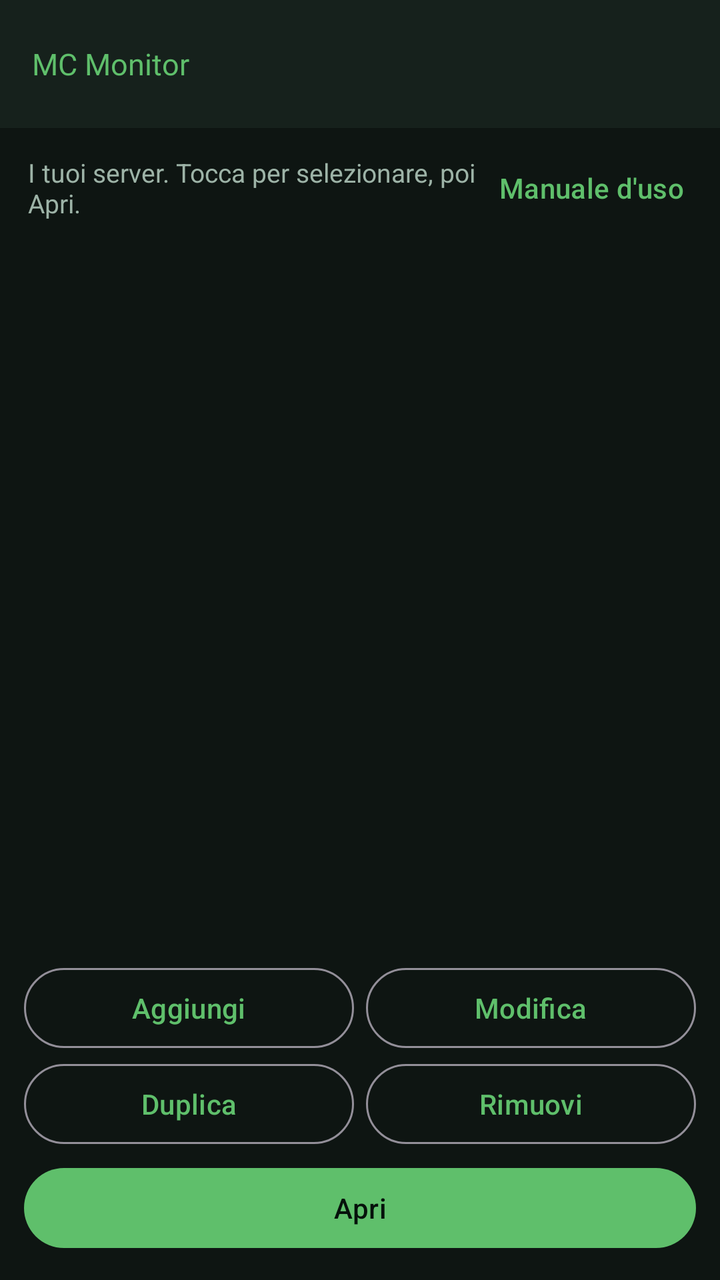
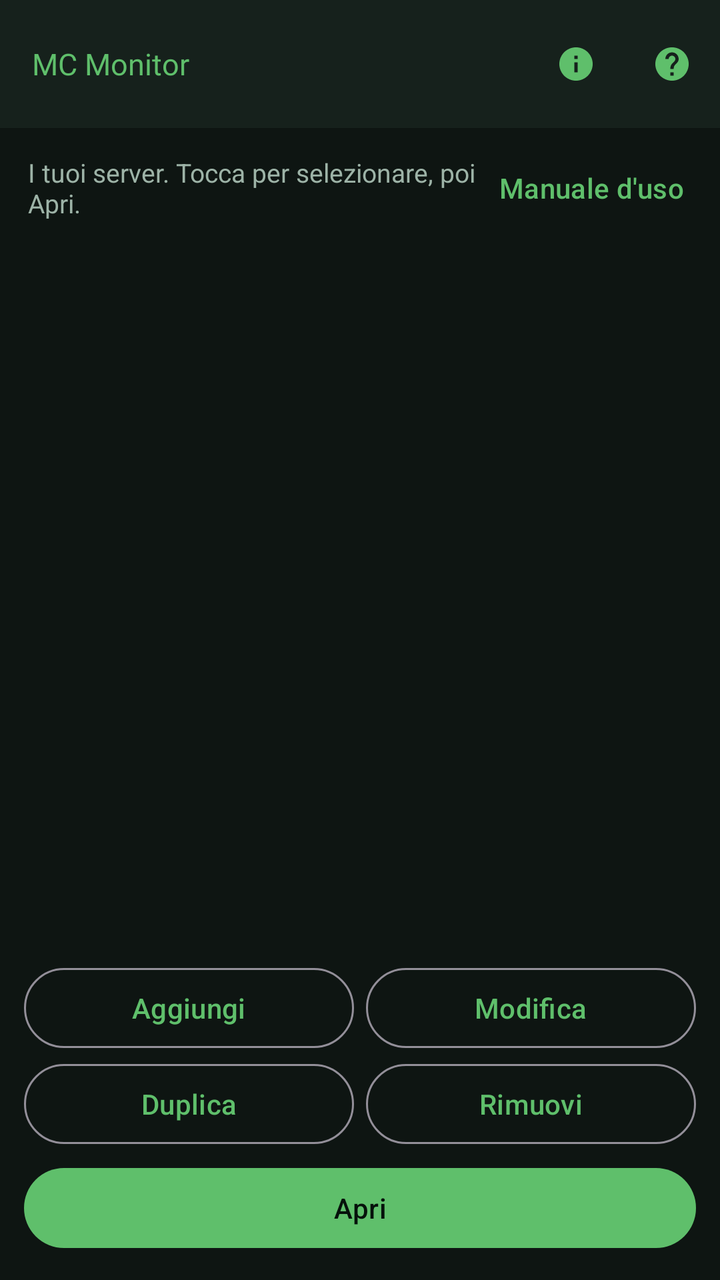

The first picture is an Android layout as it rendered before a commit; the second is the same layout after the commit. The layout source and the unified diff follow.
<!-- AndroidManifest.xml: application theme Theme.McMonitor -->
<!-- res/layout/activity_servers.xml -->
<?xml version="1.0" encoding="utf-8"?>
<LinearLayout xmlns:android="http://schemas.android.com/apk/res/android"
    xmlns:app="http://schemas.android.com/apk/res-auto"
    android:id="@+id/root"
    android:layout_width="match_parent"
    android:layout_height="match_parent"
    android:background="@color/bg"
    android:orientation="vertical">

    <com.google.android.material.appbar.AppBarLayout
        android:id="@+id/appbar"
        android:layout_width="match_parent"
        android:layout_height="wrap_content"
        android:background="@color/surface">

        <com.google.android.material.appbar.MaterialToolbar
            android:id="@+id/toolbar"
            android:layout_width="match_parent"
            android:layout_height="?attr/actionBarSize">

            <LinearLayout
                android:layout_width="wrap_content"
                android:layout_height="wrap_content"
                android:baselineAligned="true"
                android:orientation="horizontal">

                <TextView
                    android:layout_width="wrap_content"
                    android:layout_height="wrap_content"
                    android:fontFamily="@font/press_start_2p"
                    android:text="@string/app_name"
                    android:textColor="@color/grass"
                    android:textSize="15sp" />

                <TextView
                    android:id="@+id/version"
                    android:layout_width="wrap_content"
                    android:layout_height="wrap_content"
                    android:layout_marginStart="8dp"
                    android:textColor="@color/text_dim"
                    android:textSize="12sp" />
            </LinearLayout>
        </com.google.android.material.appbar.MaterialToolbar>
    </com.google.android.material.appbar.AppBarLayout>

    <include
        android:id="@+id/updateBanner"
        layout="@layout/view_update_banner" />

    <LinearLayout
        android:layout_width="match_parent"
        android:layout_height="wrap_content"
        android:gravity="center_vertical"
        android:orientation="horizontal"
        android:paddingStart="14dp"
        android:paddingTop="6dp"
        android:paddingEnd="6dp"
        android:paddingBottom="6dp">

        <TextView
            android:layout_width="0dp"
            android:layout_height="wrap_content"
            android:layout_weight="1"
            android:text="I tuoi server. Tocca per selezionare, poi Apri."
            android:textColor="@color/text_dim"
            android:textSize="13sp" />

        <com.google.android.material.button.MaterialButton
            android:id="@+id/btnManual"
            style="@style/Widget.Material3.Button.TextButton"
            android:layout_width="wrap_content"
            android:layout_height="wrap_content"
            android:text="Manuale d'uso" />
    </LinearLayout>

    <androidx.core.widget.NestedScrollView
        android:layout_width="match_parent"
        android:layout_height="0dp"
        android:layout_weight="1"
        android:paddingStart="12dp"
        android:paddingEnd="12dp">

        <LinearLayout
            android:id="@+id/list"
            android:layout_width="match_parent"
            android:layout_height="wrap_content"
            android:orientation="vertical" />
    </androidx.core.widget.NestedScrollView>

    <TextView
        android:id="@+id/empty"
        android:layout_width="match_parent"
        android:layout_height="wrap_content"
        android:padding="24dp"
        android:text="Nessun server configurato.\nPremi Aggiungi per crearne uno."
        android:textAlignment="center"
        android:textColor="@color/text_dim"
        android:visibility="gone" />

    <LinearLayout
        android:layout_width="match_parent"
        android:layout_height="wrap_content"
        android:orientation="vertical"
        android:padding="12dp">

        <LinearLayout
            android:layout_width="match_parent"
            android:layout_height="wrap_content"
            android:orientation="horizontal">

            <com.google.android.material.button.MaterialButton
                android:id="@+id/btnAdd"
                style="@style/Widget.Material3.Button.OutlinedButton"
                android:layout_width="0dp"
                android:layout_height="wrap_content"
                android:layout_marginEnd="6dp"
                android:layout_weight="1"
                android:text="Aggiungi" />

            <com.google.android.material.button.MaterialButton
                android:id="@+id/btnEdit"
                style="@style/Widget.Material3.Button.OutlinedButton"
                android:layout_width="0dp"
                android:layout_height="wrap_content"
                android:layout_weight="1"
                android:text="Modifica" />
        </LinearLayout>

        <LinearLayout
            android:layout_width="match_parent"
            android:layout_height="wrap_content"
            android:orientation="horizontal">

            <com.google.android.material.button.MaterialButton
                android:id="@+id/btnClone"
                style="@style/Widget.Material3.Button.OutlinedButton"
                android:layout_width="0dp"
                android:layout_height="wrap_content"
                android:layout_marginEnd="6dp"
                android:layout_weight="1"
                android:text="Duplica" />

            <com.google.android.material.button.MaterialButton
                android:id="@+id/btnRemove"
                style="@style/Widget.Material3.Button.OutlinedButton"
                android:layout_width="0dp"
                android:layout_height="wrap_content"
                android:layout_weight="1"
                android:text="Rimuovi" />
        </LinearLayout>

        <com.google.android.material.button.MaterialButton
            android:id="@+id/btnOpen"
            android:layout_width="match_parent"
            android:layout_height="wrap_content"
            android:layout_marginTop="4dp"
            android:text="Apri" />
    </LinearLayout>
</LinearLayout>
<!-- res/layout/view_update_banner.xml (included above) -->
<?xml version="1.0" encoding="utf-8"?>
<com.google.android.material.card.MaterialCardView xmlns:android="http://schemas.android.com/apk/res/android"
    xmlns:app="http://schemas.android.com/apk/res-auto"
    android:layout_width="match_parent"
    android:layout_height="wrap_content"
    android:layout_margin="10dp"
    android:visibility="gone"
    app:cardBackgroundColor="@color/surface_high"
    app:cardCornerRadius="12dp"
    app:strokeColor="@color/grass"
    app:strokeWidth="1dp">

    <LinearLayout
        android:layout_width="match_parent"
        android:layout_height="wrap_content"
        android:orientation="vertical"
        android:padding="12dp">

        <TextView
            android:id="@+id/updateTitle"
            android:layout_width="match_parent"
            android:layout_height="wrap_content"
            android:textColor="@color/grass"
            android:textSize="14sp"
            android:textStyle="bold" />

        <TextView
            android:id="@+id/updateNotes"
            android:layout_width="match_parent"
            android:layout_height="wrap_content"
            android:layout_marginTop="2dp"
            android:maxLines="4"
            android:textColor="@color/text_dim"
            android:textSize="12sp" />

        <LinearLayout
            android:layout_width="match_parent"
            android:layout_height="wrap_content"
            android:gravity="end"
            android:orientation="horizontal">

            <com.google.android.material.button.MaterialButton
                android:id="@+id/updateDismiss"
                style="@style/Widget.Material3.Button.TextButton"
                android:layout_width="wrap_content"
                android:layout_height="wrap_content"
                android:text="Più tardi" />

            <com.google.android.material.button.MaterialButton
                android:id="@+id/updateInstall"
                android:layout_width="wrap_content"
                android:layout_height="wrap_content"
                android:layout_marginStart="8dp"
                android:text="Aggiorna" />
        </LinearLayout>
    </LinearLayout>
</com.google.android.material.card.MaterialCardView>
<!-- resources referenced by this layout -->
<resources>
  <color name="bg">#0E1512</color>
  <color name="grass">#5FBF6B</color>
  <color name="surface">#16211C</color>
  <color name="surface_high">#1D2C25</color>
  <color name="text_dim">#9DB3A7</color>
  <string name="app_name">MC Monitor</string>
  <style name="Theme.McMonitor" parent="Theme.Material3.Dark.NoActionBar">
          <item name="colorPrimary">@color/grass</item>
          <item name="colorOnPrimary">#06120B</item>
          <item name="colorPrimaryContainer">@color/grass_dark</item>
          <item name="colorOnPrimaryContainer">@color/text</item>
          <item name="colorSecondary">@color/dirt</item>
          <item name="colorError">@color/danger</item>
          <item name="android:colorBackground">@color/bg</item>
          <item name="colorSurface">@color/surface</item>
          <item name="colorSurfaceVariant">@color/surface_high</item>
          <item name="colorOnSurface">@color/text</item>
          <item name="colorOnSurfaceVariant">@color/text_dim</item>
          <item name="android:statusBarColor" tools:targetApi="l">@color/surface</item>
          <item name="android:navigationBarColor" tools:targetApi="l">@color/bg</item>
      </style>
  <color name="grass_dark">#2E7D32</color>
  <color name="text">#E6F0EA</color>
  <color name="dirt">#8D6E63</color>
  <color name="danger">#EF5350</color>
</resources>

<!-- the commit's change to res/layout/activity_servers.xml (unified diff, before → after) -->
@@ -39,6 +39,33 @@
                     android:layout_marginStart="8dp"
                     android:textColor="@color/text_dim"
                     android:textSize="12sp" />
+            </LinearLayout>
+
+            <LinearLayout
+                android:layout_width="wrap_content"
+                android:layout_height="wrap_content"
+                android:layout_gravity="end"
+                android:orientation="horizontal">
+
+                <com.google.android.material.button.MaterialButton
+                    android:id="@+id/btnInfo"
+                    style="@style/Widget.Material3.Button.IconButton"
+                    android:layout_width="48dp"
+                    android:layout_height="48dp"
+                    android:contentDescription="Informazioni sull'applicazione"
+                    android:tooltipText="Informazioni"
+                    app:icon="@drawable/ic_info"
+                    app:iconPadding="0dp" />
+
+                <com.google.android.material.button.MaterialButton
+                    android:id="@+id/btnHelp"
+                    style="@style/Widget.Material3.Button.IconButton"
+                    android:layout_width="48dp"
+                    android:layout_height="48dp"
+                    android:contentDescription="Aiuto su questa pagina"
+                    android:tooltipText="Aiuto"
+                    app:icon="@drawable/ic_help"
+                    app:iconPadding="0dp" />
             </LinearLayout>
         </com.google.android.material.appbar.MaterialToolbar>
     </com.google.android.material.appbar.AppBarLayout>
<!-- resource entries referenced after the edit -->
@@ -5,6 +5,28 @@
   <color name="surface">#16211C</color>
   <color name="surface_high">#1D2C25</color>
   <color name="text_dim">#9DB3A7</color>
+  <!-- drawable ic_help (drawable) -->
+  <vector xmlns:android="http://schemas.android.com/apk/res/android"
+      android:width="24dp"
+      android:height="24dp"
+      android:viewportWidth="24"
+      android:viewportHeight="24"
+      android:tint="#5FBF6B">
+      <path
+          android:fillColor="#FFFFFF"
+          android:pathData="M12,2C6.48,2 2,6.48 2,12s4.48,10 10,10 10,-4.48 10,-10S17.52,2 12,2zM13,19h-2v-2h2v2zM15.07,11.25l-0.9,0.92C13.45,12.9 13,13.5 13,15h-2v-0.5c0,-1.1 0.45,-2.1 1.17,-2.83l1.24,-1.26c0.37,-0.36 0.59,-0.86 0.59,-1.41 0,-1.1 -0.9,-2 -2,-2s-2,0.9 -2,2L8,9c0,-2.21 1.79,-4 4,-4s4,1.79 4,4c0,0.88 -0.36,1.68 -0.93,2.25z" />
+  </vector>
+  <!-- drawable ic_info (drawable) -->
+  <vector xmlns:android="http://schemas.android.com/apk/res/android"
+      android:width="24dp"
+      android:height="24dp"
+      android:viewportWidth="24"
+      android:viewportHeight="24"
+      android:tint="#9DB3A7">
+      <path
+          android:fillColor="#FFFFFF"
+          android:pathData="M12,2C6.48,2 2,6.48 2,12s4.48,10 10,10 10,-4.48 10,-10S17.52,2 12,2zM13,17h-2v-6h2v6zM13,9h-2L11,7h2v2z" />
+  </vector>
   <string name="app_name">MC Monitor</string>
   <style name="Theme.McMonitor" parent="Theme.Material3.Dark.NoActionBar">
           <item name="colorPrimary">@color/grass</item>
